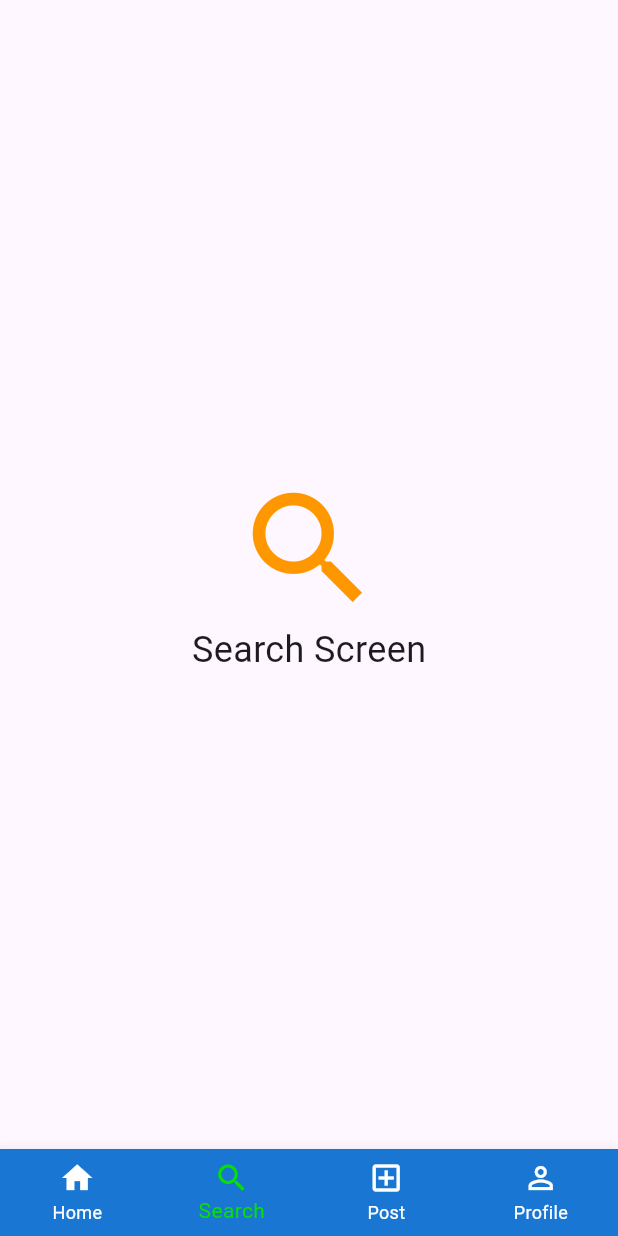
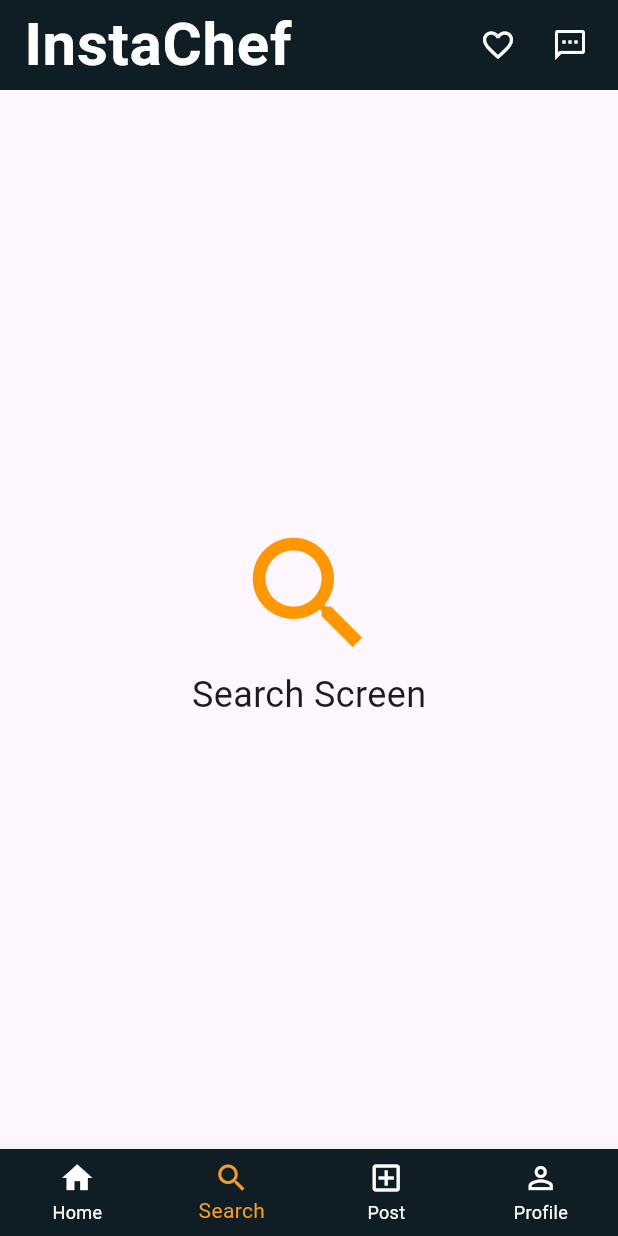
Before and after one commit to keshavvyas004/instachef, a Flutter app: the MainNavigationScreen screen opened by its route, item 2 of the bottom bar chosen, on a phone screen of 412 x 824 dp. Run offline on Flutter 3.47's test engine with Material 3 defaults, Android fonts, the phone set to English and light mode, and no system bars; our stand-ins replace google_fonts, image_picker; network calls fail; Roboto replaces fonts that are missing (Cookie).

Commit message:
Update main.dart

```diff
--- a/lib/main.dart
+++ b/lib/main.dart
@@ -1,11 +1,14 @@
 import 'package:flutter/material.dart';
 import 'package:google_fonts/google_fonts.dart';
 import 'package:instachef/screens/home_screen.dart';
+import 'package:instachef/screens/login_screen.dart';
 import 'package:instachef/screens/search_screen.dart';
 import 'package:instachef/screens/post_screen.dart';
 import 'package:instachef/screens/profile_screen.dart';
+import 'package:instachef/screens/signup_screen_1.dart';
+import 'package:instachef/screens/signup_screen_2.dart';
+import 'package:instachef/screens/signup_screen_3.dart';
 
-// Main entry point of the application.
 void main() {
   runApp(const MyApp());
 }
@@ -16,13 +19,17 @@ class MyApp extends StatelessWidget {
   @override
   Widget build(BuildContext context) {
     return MaterialApp(
-      initialRoute: 'home',
+      initialRoute: 'login',
       routes: {
+        'login': (context) => const MyLogin(),
         'home': (context) => const MainNavigationScreen(),
-        // Add other routes as needed
+        'register_1': (context) => const SignUp1(),
+        'register_2': (context) => const SignUp2(),
+        'register_3': (context) => const SignUp3(),
       },
       title: 'InstaChef',
-      theme: ThemeData(canvasColor: const Color(0xFF2196F3)),
+      theme: ThemeData(canvasColor: const Color.fromRGBO(15, 29, 37, 1)),
+      home: const MainNavigationScreen(),
       debugShowCheckedModeBanner: false,
     );
   }
@@ -39,10 +46,9 @@ class _MainNavigationScreenState extends State<MainNavigationScreen> {
   int _selectedIndex = 0;
 
   static const List<Widget> _widgetOptions = <Widget>[
-    // The rich HomeScreen widget from 'home_screen.dart' will be used here.
     HomeScreen(),
     SearchScreen(),
-    PostScreen(),
+    RecipePostScreen(),
     ProfileScreen(),
   ];
 
@@ -54,13 +60,10 @@ class _MainNavigationScreenState extends State<MainNavigationScreen> {
 
   @override
   Widget build(BuildContext context) {
-    final bool isHomeScreen = _selectedIndex == 0;
-
     return Scaffold(
-      appBar: isHomeScreen
-          ? AppBar(
+      appBar: AppBar(
         toolbarHeight: 60,
-        backgroundColor: const Color.fromARGB(255, 7, 223, 0),
+        backgroundColor: const Color.fromRGBO(15, 29, 37, 1),
         title: Text(
           'InstaChef',
           style: GoogleFonts.cookie(
@@ -95,13 +98,9 @@ class _MainNavigationScreenState extends State<MainNavigationScreen> {
             ),
           ),
         ],
-      )
-          : null,
+      ),
       body: Center(
-        child: IndexedStack(
-          index: _selectedIndex,
-          children: _widgetOptions,
-        ),
+        child: IndexedStack(index: _selectedIndex, children: _widgetOptions),
       ),
       bottomNavigationBar: Theme(
         data: Theme.of(context).copyWith(
@@ -110,8 +109,8 @@ class _MainNavigationScreenState extends State<MainNavigationScreen> {
           hoverColor: Colors.transparent,
         ),
         child: BottomNavigationBar(
-          backgroundColor: Colors.blue[700],
-          selectedItemColor: const Color.fromARGB(255, 7, 223, 0),
+          backgroundColor: const Color.fromRGBO(15, 29, 37, 1),
+          selectedItemColor: const Color.fromRGBO(247, 158, 27, 1),
           unselectedItemColor: Colors.white,
           items: const <BottomNavigationBarItem>[
             BottomNavigationBarItem(icon: Icon(Icons.home), label: 'Home'),
```
